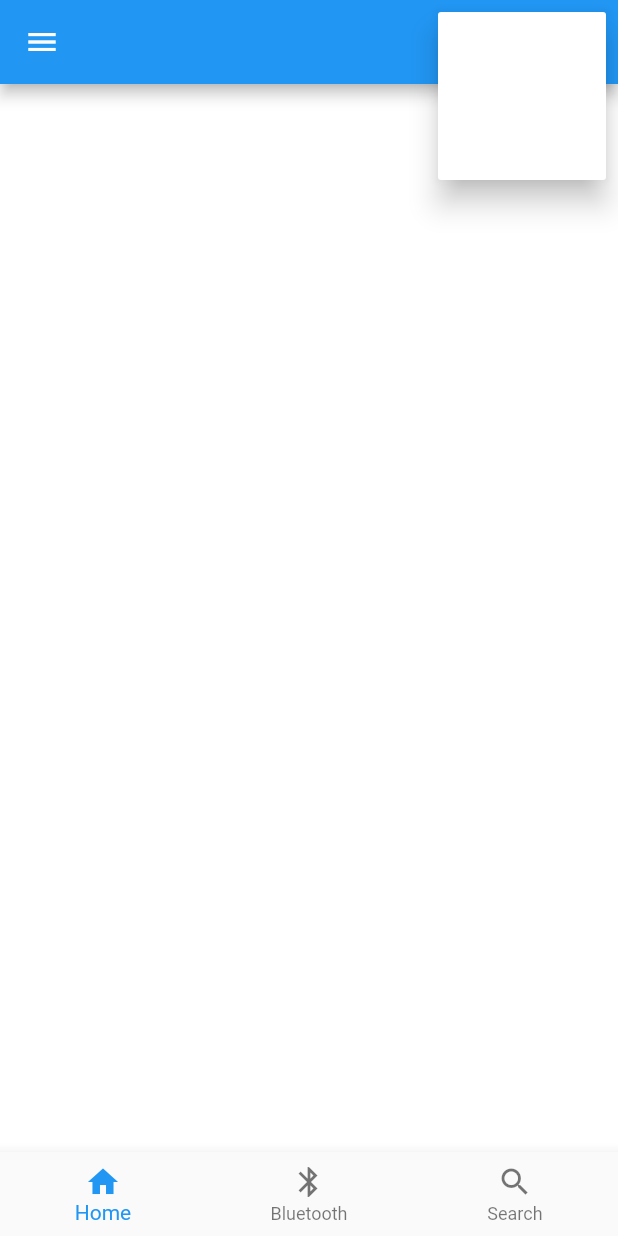
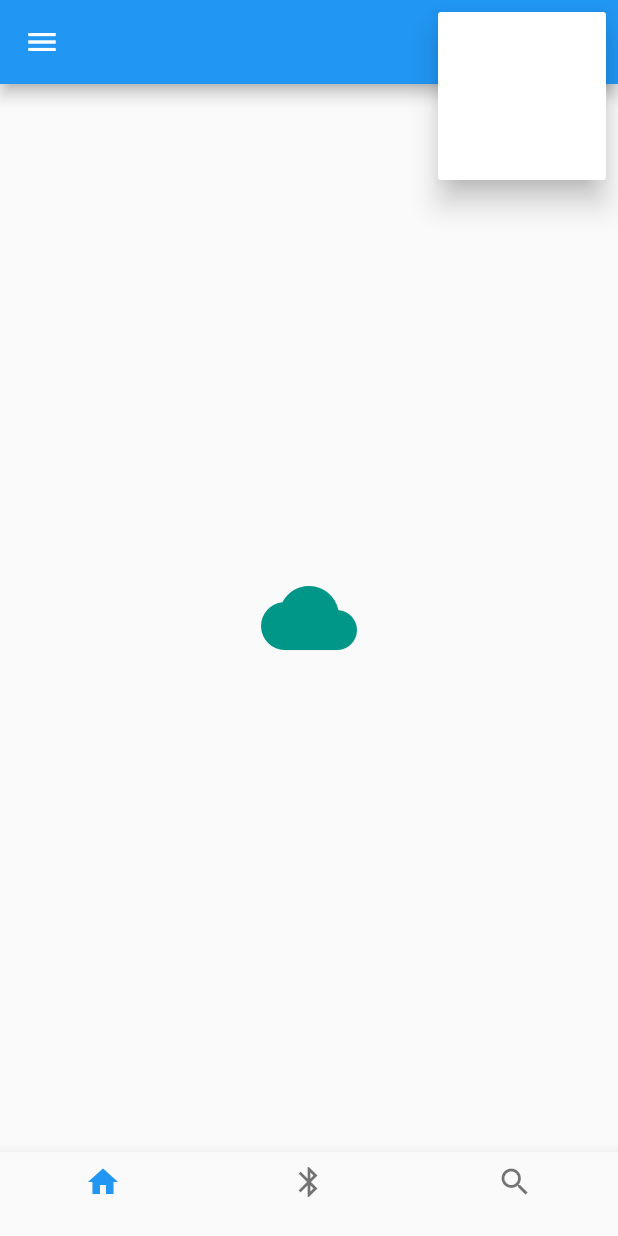
Before and after one commit to Vedarutvija/flutter_iot, a Flutter app: the HomePage screen opened directly, after a tap on the "more vert" icon, on a phone screen of 412 x 824 dp. Run offline on Flutter 3.47's test engine with Material 2 defaults, Android fonts, the phone set to English and light mode, and no system bars.

Commit message:
homepage edited

```diff
--- a/lib/HomePage.dart
+++ b/lib/HomePage.dart
@@ -4,36 +4,43 @@ import 'package:flutter/material.dart';
 void main() => runApp(MaterialApp(
   home: HomePage(),
 ));
-class HomePage extends StatelessWidget {
+class HomePage extends StatefulWidget {
   const HomePage({Key? key}) : super(key: key);
 
   @override
+  State<StatefulWidget> createState() => _HomePageState();
+}
+
+class _HomePageState
+    extends State<HomePage> {
+  int _currentTabIndex = 0;
+
+  @override
   Widget build(BuildContext context) {
+    final _kTabPages = <Widget>[
+      const Center(child: Icon(Icons.cloud, size: 64.0, color: Colors.teal)),
+      const Center(child: Icon(Icons.alarm, size: 64.0, color: Colors.cyan)),
+      const Center(child: Icon(Icons.forum, size: 64.0, color: Colors.blue)),
+    ];
+    final _kBottmonNavBarItems = <BottomNavigationBarItem>[
+      const BottomNavigationBarItem(icon: Icon(Icons.home), label: ''),
+      const BottomNavigationBarItem(icon: Icon(Icons.bluetooth), label: ''),
+      const BottomNavigationBarItem(icon: Icon(Icons.search), label: ''),
+    ];
+    assert(_kTabPages.length == _kBottmonNavBarItems.length);
+    final bottomNavBar = BottomNavigationBar(
+      items: _kBottmonNavBarItems,
+      currentIndex: _currentTabIndex,
+      type: BottomNavigationBarType.fixed,
+      onTap: (int index) {
+        setState(() {
+          _currentTabIndex = index;
+        });
+      },
+    );
     return Scaffold(
-
-        backgroundColor: Colors.white,
-
-        body: Container(),
-        bottomNavigationBar: BottomNavigationBar(
-            items: [
-        BottomNavigationBarItem(
-        icon: Icon(Icons.home),
-        title: Text('Home'),
-        backgroundColor: Colors.blue
-    ),
-    BottomNavigationBarItem(
-    icon: Icon(Icons.bluetooth),
-    title: Text('Bluetooth'),
-    backgroundColor: Colors.blue
-    ),
-    BottomNavigationBarItem(
-    icon: Icon(Icons.search),
-    title: Text('Search'),
-    backgroundColor: Colors.blue
-    ),
-    ],
-    ),
-
+      body: _kTabPages[_currentTabIndex],
+      bottomNavigationBar: bottomNavBar,
 
 
     appBar: AppBar(
@@ -54,7 +61,6 @@ class HomePage extends StatelessWidget {
     ];
     },
     )
-
     ],
     ),
     );
--- a/lib/Loginpage.dart
+++ b/lib/Loginpage.dart
@@ -73,8 +73,8 @@ class Loginpage extends StatelessWidget {
                           );
                         },
                         minWidth: 200,
-                        child: Text('login' , style: TextStyle(
-                            color: Colors.black,
+                        child: Text('Login' , style: TextStyle(
+                            color: Colors.white,
                             fontSize: 20,
                             fontWeight: FontWeight.bold
 
@@ -122,5 +122,4 @@ class Loginpage extends StatelessWidget {
       ),
     );
   }
-
 }
```
